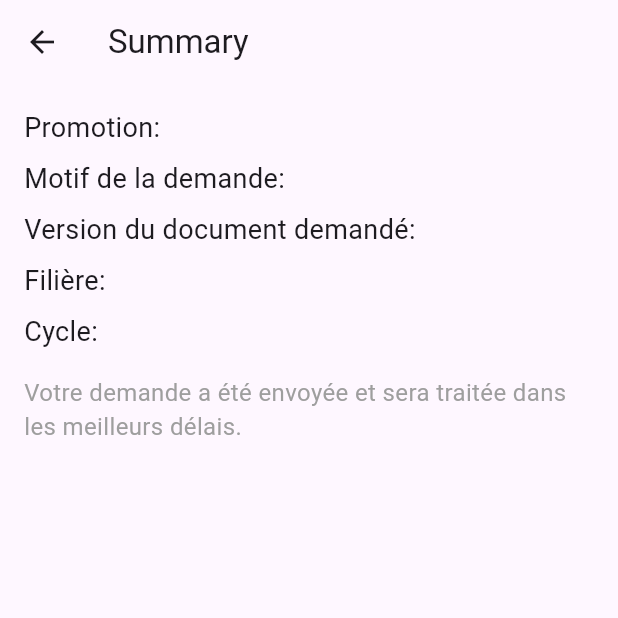
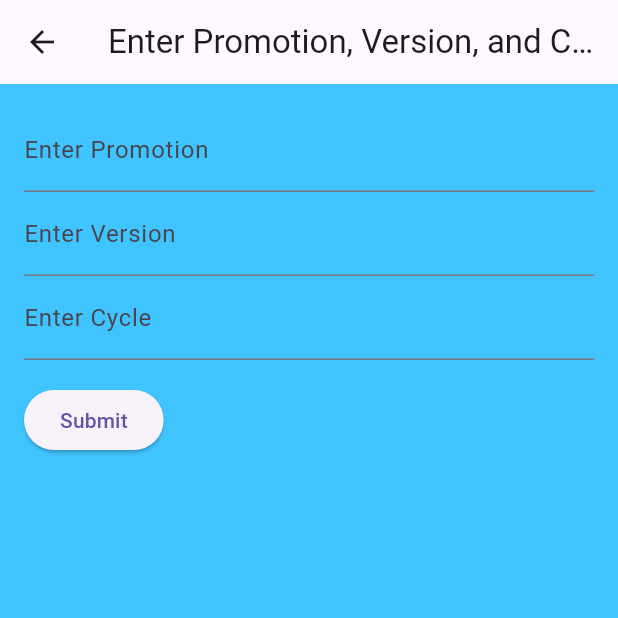
Before and after one commit to Merou1/Unichat_Flutter_App, a Flutter app: the DocConfirm screen opened directly, after a tap on "Submit", on a phone screen of 412 x 824 dp, the top half of it. Run offline on Flutter 3.47's test engine with Material 3 defaults, Android fonts, the light colour scheme and no system bars.

Commit message:
first commit

```diff
--- a/lib/Demande/demander.dart
+++ b/lib/Demande/demander.dart
@@ -67,6 +67,12 @@ class _DocumentRequestScreenState extends State<DocumentRequestScreen>
       backgroundColor: Colors.lightBlueAccent,
       body: Stack(
         children: [
+          // Background image with color overlay
+          Container(
+            decoration: BoxDecoration(
+              color: Colors.lightBlueAccent,
+            ),
+          ),
           Column(
             children: [
               Padding(
@@ -245,11 +251,6 @@ class _DocConfirmState extends State<DocConfirm> with SingleTickerProviderStateM
   late AnimationController _controller;
   late Animation<double> _heightAnimation;
   int _selectedIndex = 0;
-  String? selectedCycle;
-  String? selectedFiliere;
-  String? selectedVersion;
-  String? selectedPromotion;
-  String? motif;
 
   @override
   void initState() {
@@ -275,18 +276,10 @@ class _DocConfirmState extends State<DocConfirm> with SingleTickerProviderStateM
     });
   }
 
-  void _navigateToSummary() {
+  void _navigateToPromotionVersionCycle() {
     Navigator.push(
       context,
-      MaterialPageRoute(
-        builder: (context) => SummaryScreen(
-          cycle: selectedCycle ?? '',
-          filiere: selectedFiliere ?? '',
-          version: selectedVersion ?? '',
-          promotion: selectedPromotion ?? '',
-          motif: motif ?? '',
-        ),
-      ),
+      MaterialPageRoute(builder: (context) => PromotionVersionCycleScreen()),
     );
   }
 
@@ -371,7 +364,7 @@ class _DocConfirmState extends State<DocConfirm> with SingleTickerProviderStateM
                                   SizedBox(height: 20),
                                   ElevatedButton(style: ButtonStyle(backgroundColor: MaterialStateProperty.all(Colors.lightBlueAccent),
                                   ),
-                                    onPressed: _navigateToSummary,
+                                    onPressed: _navigateToPromotionVersionCycle,
                                     child: Text('Submit',style: TextStyle(color: Colors.white),),
                                   ),
                                 ],
@@ -388,45 +381,80 @@ class _DocConfirmState extends State<DocConfirm> with SingleTickerProviderStateM
           ),
         ],
       ),
-      bottomNavigationBar: Container(
-        height: 85,
-        margin: const EdgeInsets.only(left: 20, right: 20, bottom: 20),
-        decoration: BoxDecoration(
-          color: Colors.white,
-          borderRadius: BorderRadius.circular(30),
-          boxShadow: [
-            BoxShadow(
-              color: Colors.blueGrey.withOpacity(1),
-              blurRadius: 10,
-              spreadRadius: 2,
-              offset: Offset(0, 4),
-            )
-          ],
+
+    );
+  }
+}
+
+class PromotionVersionCycleScreen extends StatefulWidget {
+  @override
+  _PromotionVersionCycleScreenState createState() => _PromotionVersionCycleScreenState();
+}
+
+class _PromotionVersionCycleScreenState extends State<PromotionVersionCycleScreen> {
+  late TextEditingController _promotionController;
+  late TextEditingController _versionController;
+  late TextEditingController _cycleController;
+
+  @override
+  void initState() {
+    super.initState();
+    _promotionController = TextEditingController();
+    _versionController = TextEditingController();
+    _cycleController = TextEditingController();
+  }
+
+  @override
+  void dispose() {
+    _promotionController.dispose();
+    _versionController.dispose();
+    _cycleController.dispose();
+    super.dispose();
+  }
+
+  void _navigateToSummary() {
+    Navigator.push(
+      context,
+      MaterialPageRoute(
+        builder: (context) => SummaryScreen(
+          promotion: _promotionController.text,
+          version: _versionController.text,
+          cycle: _cycleController.text,
         ),
-        child: ClipRRect(
-          borderRadius: BorderRadius.circular(30),
-          child: BottomNavigationBar(
-            items: const <BottomNavigationBarItem>[
-              BottomNavigationBarItem(
-                icon: Icon(Icons.home),
-                label: 'Home',
       ),
-              BottomNavigationBarItem(
-                icon: Icon(Icons.format_list_bulleted),
-                label: 'Activities',
+    );
+  }
+
+  @override
+  Widget build(BuildContext context) {
+    return Scaffold(
+      backgroundColor: Colors.lightBlueAccent,
+      appBar: AppBar(
+        title: Text('Enter Promotion, Version, and Cycle'),
       ),
-              BottomNavigationBarItem(
-                icon: Icon(Icons.account_circle),
-                label: 'Profile',
+      body: Padding(
+        padding: const EdgeInsets.all(16.0),
+        child: Column(
+          crossAxisAlignment: CrossAxisAlignment.start,
+          children: [
+            TextField(
+              controller: _promotionController,
+              decoration: InputDecoration(labelText: 'Enter Promotion'),
+            ),
+            TextField(
+              controller: _versionController,
+              decoration: InputDecoration(labelText: 'Enter Version'),
+            ),
+            TextField(
+              controller: _cycleController,
+              decoration: InputDecoration(labelText: 'Enter Cycle'),
+            ),
+            SizedBox(height: 16),
+            ElevatedButton(
+              onPressed: _navigateToSummary,
+              child: Text('Submit'),
             ),
           ],
-            currentIndex: _selectedIndex,
-            selectedItemColor: Colors.blue[800],
-            unselectedItemColor: Colors.blue[300],
-            onTap: _onItemTapped,
-            backgroundColor: Colors.transparent,
-            elevation: 0,
-          ),
         ),
       ),
     );
@@ -435,23 +463,20 @@ class _DocConfirmState extends State<DocConfirm> with SingleTickerProviderStateM
 
 class SummaryScreen extends StatelessWidget {
   final String cycle;
-  final String filiere;
   final String version;
   final String promotion;
-  final String motif;
 
   const SummaryScreen({
     Key? key,
     required this.cycle,
-    required this.filiere,
     required this.version,
     required this.promotion,
-    required this.motif,
   }) : super(key: key);
 
   @override
   Widget build(BuildContext context) {
     return Scaffold(
+      backgroundColor: Colors.lightBlueAccent,
       appBar: AppBar(
         title: Text('Summary'),
       ),
@@ -466,17 +491,7 @@ class SummaryScreen extends StatelessWidget {
             ),
             SizedBox(height: 8),
             Text(
-              'Motif de la demande: $motif',
-              style: TextStyle(fontSize: 18),
-            ),
-            SizedBox(height: 8),
-            Text(
-              'Version du document demandé: $version',
-              style: TextStyle(fontSize: 18),
-            ),
-            SizedBox(height: 8),
-            Text(
-              'Filière: $filiere',
+              'Version: $version',
               style: TextStyle(fontSize: 18),
             ),
             SizedBox(height: 8),
@@ -486,8 +501,8 @@ class SummaryScreen extends StatelessWidget {
             ),
             SizedBox(height: 16),
             Text(
-              'Votre demande a été envoyée et sera traitée dans les meilleurs délais.',
-              style: TextStyle(fontSize: 16, color: Colors.grey),
+              'Your request has been submitted and will be processed soon.',
+              style: TextStyle(fontSize: 16, color: Colors.white),
             ),
           ],
         ),
```
Lines whose indentation alone changed are shown as unchanged.
